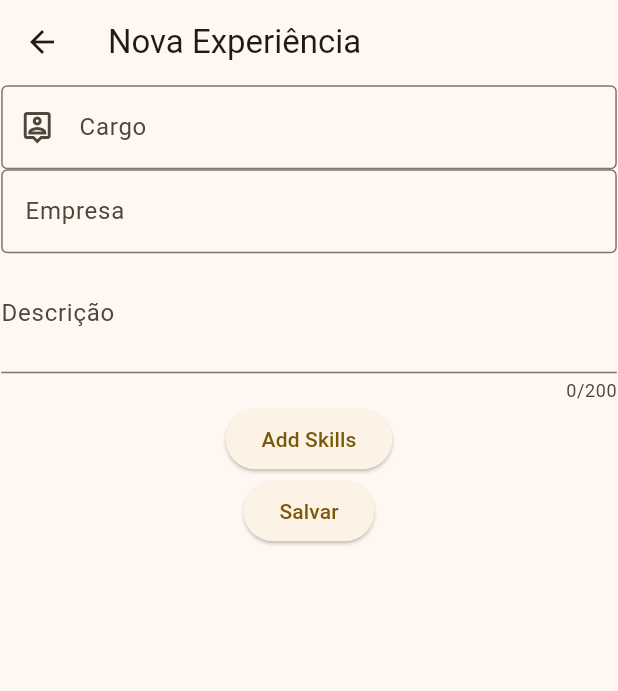
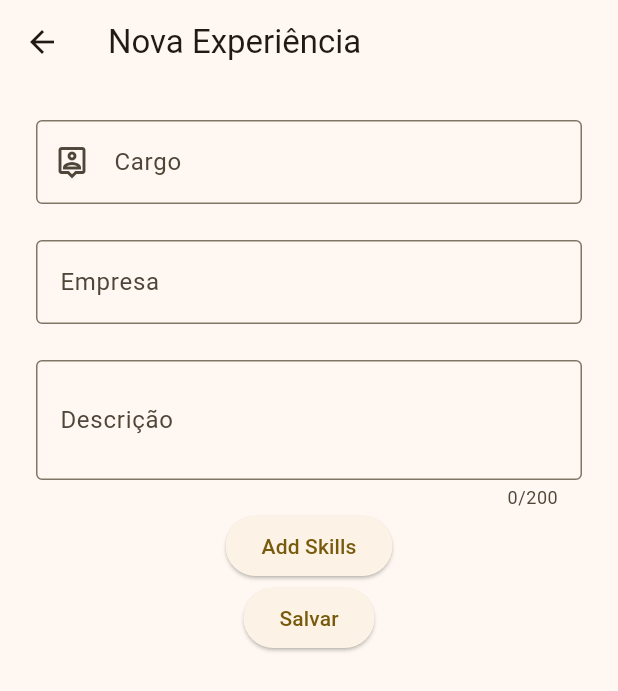
Before and after one commit to diegofranca92/personal_app, a Flutter app: the screen it shows once a user with an empty profile is signed in, item 2 of the bottom bar chosen, after a tap on "Nova experiência", on a phone screen of 412 x 824 dp. Shown: the top 691 px of the screen. Run offline on Flutter 3.47's test engine with Material 2 defaults, Android fonts, the phone set to English and light mode, and no system bars; our stand-ins replace firebase_auth, firebase_core, modal_bottom_sheet; accounts and stored records are empty; network calls fail.

Commit message:
feat: create profile layout and form experience corrections

```diff
--- a/lib/pages/profile_page.dart
+++ b/lib/pages/profile_page.dart
@@ -25,7 +25,25 @@ class _ProfilePageState extends State<ProfilePage> {
               icon: const Icon(Icons.logout))
         ],
       ),
-      // body: ProfileCard(),
+      body: Column(
+        children: [
+          CircleAvatar(
+            child: ClipRRect(
+              borderRadius: BorderRadius.circular(50),
+              child: Image.network(
+                  'https://media.licdn.com/dms/image/C4D03AQGVg366iwWCqA/profile-displayphoto-shrink_800_800/0/1607252011195?e=1699488000&v=beta&t=TZQ0oP6FBAbUHR76uuQGvdxIWM1jPKwwTaYm4OfHzN4'),
+            ),
+          ),
+          const SizedBox(
+              child: Padding(
+            padding: EdgeInsets.all(16),
+            child: Text(
+                style: TextStyle(fontFamily: 'ubuntu'),
+                'onsectetur adipiscing, sed do eiusmod tempor incididuntloremimpsum dolor sit amet, consectetur adipiscing, sed do eiusmod tempor incididuntloremimpsum dolor sit amet, consectetur adipiscing, sed do eiusmod tempor incididuntloremimpsum dolor sit amet, consectetur adipiscing, sed do eiusmod tempor incididuntloremimpsum dolor sit amet, consectetur adipiscing, sed do eiusmod tempor incididuntloremimpsum dolor sit amet, consectetur adipiscing, sed do eiusmod tempor incididuntloremimpsum dolor sit amet, consectetur adipiscing, sed do eiusmod tempor incididuntloremimpsum dolor sit amet, consectetur adipiscing, sed do eiusmod tempor incididuntloremimpsum dolor sit amet, consectetur adipiscing, sed do eiusmod tempor incididunt'),
+          )),
+          ElevatedButton(onPressed: () {}, child: const Text('Editar'))
+        ],
+      ),
     );
   }
 }
--- a/lib/widgets/experience_form.dart
+++ b/lib/widgets/experience_form.dart
@@ -22,7 +22,7 @@ class _ExperienceFormState extends State<ExperienceForm> {
         title: const Text('Nova Experiência'),
       ),
       body: Padding(
-        padding: const EdgeInsets.all(0.8),
+        padding: const EdgeInsets.all(24),
         child: Center(
           child: Form(
               key: formKey,
@@ -39,7 +39,9 @@ class _ExperienceFormState extends State<ExperienceForm> {
                       }
                     },
                   ),
-                  TextFormField(
+                  Padding(
+                    padding: const EdgeInsets.only(top: 24),
+                    child: TextFormField(
                       decoration: const InputDecoration(
                           labelText: 'Empresa', border: OutlineInputBorder()),
                       validator: (String? value) {
@@ -48,8 +50,12 @@ class _ExperienceFormState extends State<ExperienceForm> {
                         }
                       },
                     ),
-                  TextFormField(
+                  ),
+                  Padding(
+                    padding: const EdgeInsets.only(top: 24),
+                    child: TextFormField(
                       decoration: const InputDecoration(
+                        border: OutlineInputBorder(),
                         labelText: 'Descrição',
                       ),
                       maxLines: null,
@@ -62,6 +68,7 @@ class _ExperienceFormState extends State<ExperienceForm> {
                           return 'Campo obrigatório';
                         }
                       },
+                    ),
                   ),
                   ElevatedButton(
                       onPressed: () => showBarModalBottomSheet(
```
Also changed, not shown: lib/widgets/profile_card.txt (deleted). Lines whose indentation alone changed are shown as unchanged.
